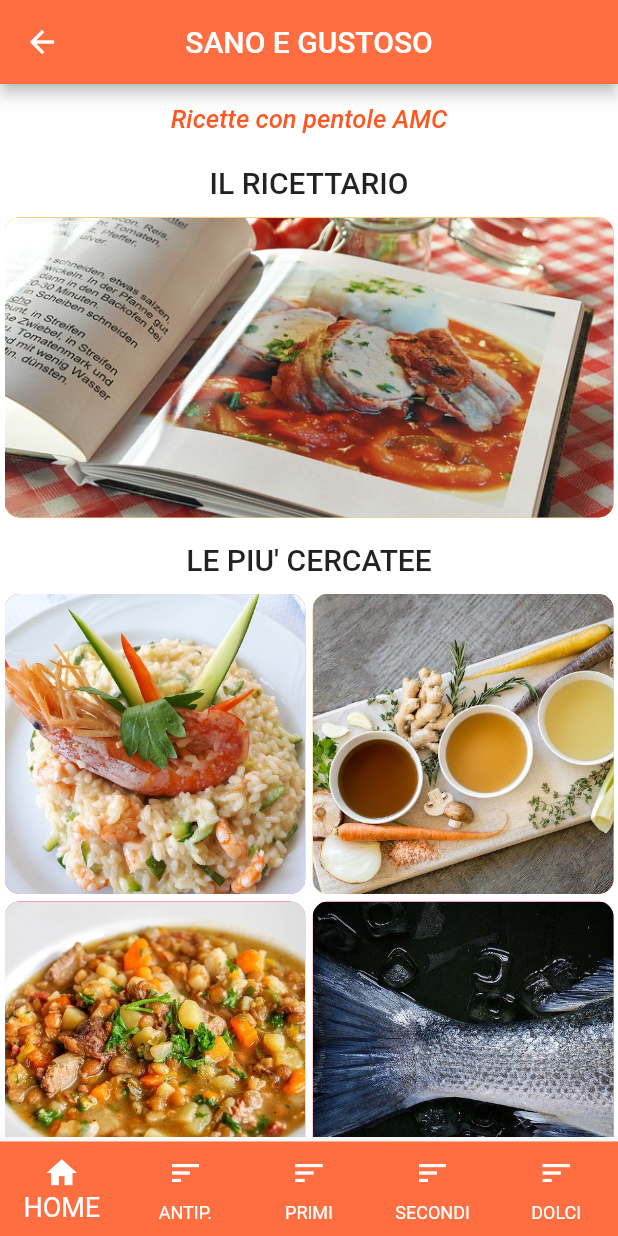
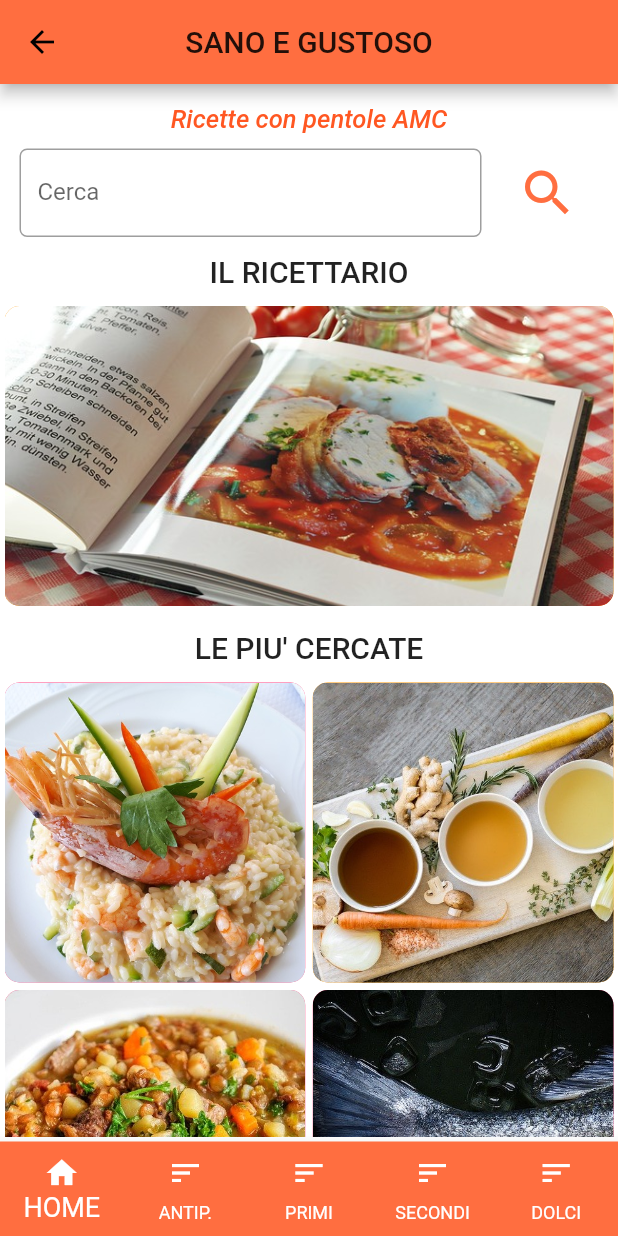
Before and after one commit to FabiodzDev/sano_e_gustoso, a Flutter app: the screen it shows after launch, on a phone screen of 412 x 824 dp. Run offline on Flutter 3.47's test engine with Material 2 defaults, Android fonts, the phone set to English and light mode, and no system bars; our stand-ins replace splashscreen.

Commit message:
Inserimento modulo di ricerca

```diff
--- a/lib/home.dart
+++ b/lib/home.dart
@@ -9,11 +9,24 @@ class Homex extends StatefulWidget {
 class _HomexState extends State<Homex> {
   MappaGoogle mappa = MappaGoogle();
 
+  // il richiamo della classe TextEditingController è necessario per capire il testo che l'utente scrive nel FieldText
+  final textFieldValueHolder = TextEditingController();
+  String result = '';
+
+
+  // getTextInputData --> Funzione richiamata quando si preme il tasto ricerca
+  getTextInputData() {
+    result = textFieldValueHolder.text;
+    result = result.replaceFirst(RegExp(' '), '+');
+    mappa.launchURL(
+        'http://sanoegustoso.com/?s=$result');
+  }
+
   @override
   Widget build(BuildContext context) {
     return SafeArea(
         child: Container(
-          padding: EdgeInsets.all(3),
+      padding: EdgeInsets.all(3),
       child: ListView(
         children: [
           Center(
@@ -21,12 +34,46 @@ class _HomexState extends State<Homex> {
             child: Text(
               "Ricette con pentole AMC",
               style: TextStyle(
-                fontStyle: FontStyle.italic,  // corsivo
+                fontStyle: FontStyle.italic, // corsivo
                 fontWeight: FontWeight.w500,
                 fontSize: 17,
                 color: Colors.deepOrange,
               ),
             ),
+          ),
+          Row(
+            children: [
+              SizedBox(
+                width: 10,
+              ),
+              Expanded(
+                // MODULO X CERCARE UNA DETERMINATA RICETTA
+
+                child: TextField(
+                  controller: textFieldValueHolder,
+                  obscureText: false,
+                  keyboardType: TextInputType.text,
+                  decoration: InputDecoration(
+                    border: OutlineInputBorder(
+                      borderRadius: BorderRadius.circular(5.0),
+                    ),
+                    labelText: 'Cerca',
+                  ),
+
+                ),
+              ),
+              Container(
+                child: FlatButton(
+                  onPressed: getTextInputData,
+                  child: Icon(
+                    Icons.search,
+                    size: 40,
+                    color: Colors.deepOrangeAccent,
+                    semanticLabel: 'Trova',
+                  ),
+                ),
+              )
+            ],
           ),
           Center(
             heightFactor: 2,
@@ -66,14 +113,13 @@ class _HomexState extends State<Homex> {
           Center(
             heightFactor: 2,
             child: Text(
-              "LE PIU' CERCATEE",
+              "LE PIU' CERCATE",
               style: TextStyle(
                 fontWeight: FontWeight.w500,
                 fontSize: 20,
               ),
             ),
           ),
-
           Row(
             mainAxisAlignment: MainAxisAlignment.center,
             crossAxisAlignment: CrossAxisAlignment.center,
@@ -81,8 +127,7 @@ class _HomexState extends State<Homex> {
               Expanded(
                 child: GestureDetector(
                   onTap: () {
-                    mappa.launchURL(
-                        'http://sanoegustoso.com/?s=riso');
+                    mappa.launchURL('http://sanoegustoso.com/?s=riso');
                   },
                   child: Container(
                     height: 200,
@@ -102,8 +147,7 @@ class _HomexState extends State<Homex> {
               Expanded(
                 child: GestureDetector(
                   onTap: () {
-                    mappa.launchURL(
-                        'http://sanoegustoso.com/?s=vellutata');
+                    mappa.launchURL('http://sanoegustoso.com/?s=vellutata');
                   },
                   child: Container(
                     height: 200,
@@ -117,7 +161,6 @@ class _HomexState extends State<Homex> {
                   ),
                 ),
               ),
-
             ],
           ),
           SizedBox(
@@ -130,8 +173,7 @@ class _HomexState extends State<Homex> {
               Expanded(
                 child: GestureDetector(
                   onTap: () {
-                    mappa.launchURL(
-                        'http://sanoegustoso.com/?s=minestrone');
+                    mappa.launchURL('http://sanoegustoso.com/?s=minestrone');
                   },
                   child: Container(
                     height: 200,
@@ -151,8 +193,7 @@ class _HomexState extends State<Homex> {
               Expanded(
                 child: GestureDetector(
                   onTap: () {
-                    mappa.launchURL(
-                        'http://sanoegustoso.com/?s=pesc');
+                    mappa.launchURL('http://sanoegustoso.com/?s=pesc');
                   },
                   child: Container(
                     height: 200,
@@ -178,8 +219,7 @@ class _HomexState extends State<Homex> {
               Expanded(
                 child: GestureDetector(
                   onTap: () {
-                    mappa.launchURL(
-                        'http://sanoegustoso.com/?s=pollo');
+                    mappa.launchURL('http://sanoegustoso.com/?s=pollo');
                   },
                   child: Container(
                     height: 200,
@@ -193,15 +233,13 @@ class _HomexState extends State<Homex> {
                   ),
                 ),
               ),
-
               SizedBox(
                 width: 5,
               ),
               Expanded(
                 child: GestureDetector(
                   onTap: () {
-                    mappa.launchURL(
-                        'http://sanoegustoso.com/?s=manzo');
+                    mappa.launchURL('http://sanoegustoso.com/?s=manzo');
                   },
                   child: Container(
                     height: 200,
@@ -227,8 +265,7 @@ class _HomexState extends State<Homex> {
               Expanded(
                 child: GestureDetector(
                   onTap: () {
-                    mappa.launchURL(
-                        'http://sanoegustoso.com/?s=maial');
+                    mappa.launchURL('http://sanoegustoso.com/?s=maial');
                   },
                   child: Container(
                     height: 200,
@@ -263,7 +300,6 @@ class _HomexState extends State<Homex> {
                   ),
                 ),
               ), // TORTA
-
             ],
           ),
           SizedBox(
@@ -272,8 +308,6 @@ class _HomexState extends State<Homex> {
           SizedBox(
             height: 10,
           ),
-
-
         ],
       ),
     ));
--- a/lib/main.dart
+++ b/lib/main.dart
@@ -25,7 +25,7 @@ class MyApp extends StatelessWidget {
       },
       debugShowCheckedModeBanner: false,
       theme: ThemeData(
-        primarySwatch: Colors.pink,
+        primarySwatch: Colors.orange,
         visualDensity: VisualDensity.adaptivePlatformDensity,
       ),
       //home: MyHomePage()  Nel caso avessi più pagine da navigare, non uso il parametro home ma InitialRoute
```
